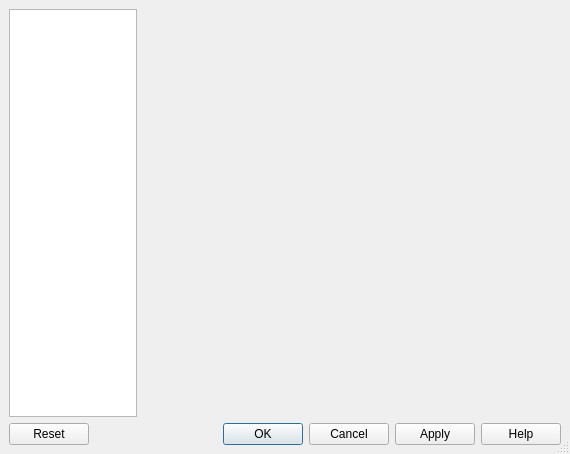
The window that src/Gui/DlgPreferences.ui (southseact-3d/fcd) describes before a commit, drawn with Qt 5.
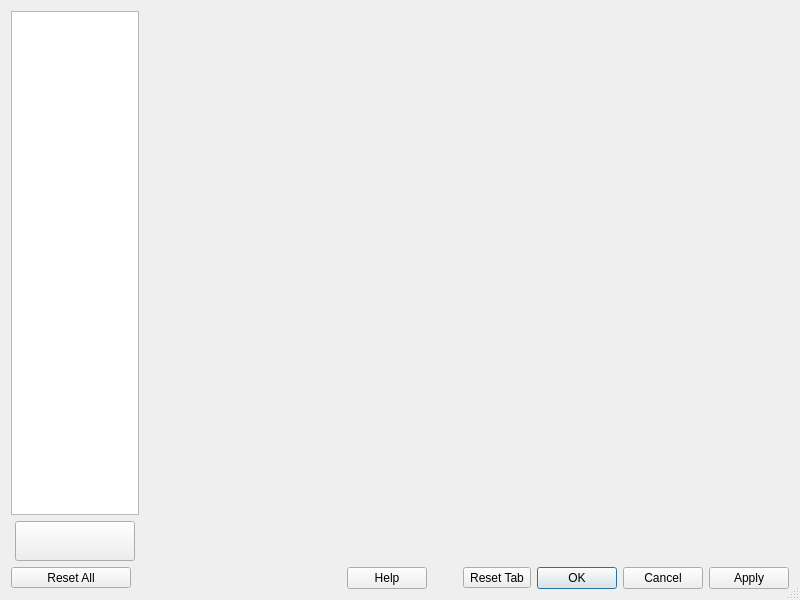
The same window after the commit.

Commit message:
[Feature Request] [Core] [Preferences] [UI/UX] Buttons to reset default values of Pages/Groups (#10688)
 * Gui: added buttons to restore the default values of the selected Tab or Group
 * reformatted texts for better translations
 * Morphed buttons from QPushButton to QToolButton
 * added code to resize items list and buttons on language change

Diff of the .ui file:
```diff
--- a/src/Gui/DlgPreferences.ui
+++ b/src/Gui/DlgPreferences.ui
@@ -6,8 +6,8 @@
    <rect>
     <x>0</x>
     <y>0</y>
-    <width>570</width>
-    <height>454</height>
+    <width>800</width>
+    <height>600</height>
    </rect>
   </property>
   <property name="windowTitle">
@@ -19,22 +19,73 @@
   <property name="modal">
    <bool>true</bool>
   </property>
-  <layout class="QGridLayout">
-   <property name="margin">
-    <number>9</number>
-   </property>
-   <property name="spacing">
-    <number>6</number>
-   </property>
-   <item row="0" column="0">
+  <layout class="QGridLayout" name="gridLayout">
+   <item row="1" column="0" alignment="Qt::AlignHCenter">
+    <widget class="QToolButton" name="buttonResetAll">
+     <property name="sizePolicy">
+      <sizepolicy hsizetype="MinimumExpanding" vsizetype="Fixed">
+       <horstretch>0</horstretch>
+       <verstretch>0</verstretch>
+      </sizepolicy>
+     </property>
+     <property name="minimumSize">
+      <size>
+       <width>120</width>
+       <height>0</height>
+      </size>
+     </property>
+     <property name="maximumSize">
+      <size>
+       <width>128</width>
+       <height>16777215</height>
+      </size>
+     </property>
+     <property name="text">
+      <string>Reset All</string>
+     </property>
+    </widget>
+   </item>
+   <item row="1" column="1">
+    <widget class="QDialogButtonBox" name="buttonBox_2">
+     <property name="standardButtons">
+      <set>QDialogButtonBox::Help</set>
+     </property>
+    </widget>
+   </item>
+   <item row="1" column="8" alignment="Qt::AlignRight">
+    <widget class="QDialogButtonBox" name="buttonBox">
+     <property name="standardButtons">
+      <set>QDialogButtonBox::Apply|QDialogButtonBox::Cancel|QDialogButtonBox::Ok</set>
+     </property>
+    </widget>
+   </item>
+   <item row="1" column="7">
+    <widget class="QToolButton" name="buttonResetTab">
+     <property name="text">
+      <string>Reset Tab</string>
+     </property>
+    </widget>
+   </item>
+   <item row="0" column="0" colspan="9">
     <layout class="QHBoxLayout">
      <property name="spacing">
       <number>6</number>
      </property>
-     <property name="margin">
+     <property name="leftMargin">
+      <number>0</number>
+     </property>
+     <property name="topMargin">
+      <number>0</number>
+     </property>
+     <property name="rightMargin">
+      <number>0</number>
+     </property>
+     <property name="bottomMargin">
       <number>0</number>
      </property>
      <item>
+      <layout class="QVBoxLayout" name="listBoxVL">
+       <item alignment="Qt::AlignHCenter">
       <widget class="QListWidget" name="listBox">
        <property name="sizePolicy">
         <sizepolicy hsizetype="Fixed" vsizetype="Expanding">
@@ -75,20 +126,37 @@
        <property name="viewMode">
         <enum>QListView::IconMode</enum>
        </property>
-      </widget>
+         <property name="itemAlignment">
+          <set>Qt::AlignVCenter</set>
+         </property>
+        </widget>
+       </item>
+       <item alignment="Qt::AlignHCenter">
+        <widget class="QToolButton" name="buttonResetGroup">
+         <property name="sizePolicy">
+          <sizepolicy hsizetype="Fixed" vsizetype="Minimum">
+           <horstretch>0</horstretch>
+           <verstretch>0</verstretch>
+          </sizepolicy>
+         </property>
+         <property name="minimumSize">
+          <size>
+           <width>120</width>
+           <height>40</height>
+          </size>
+         </property>
+         <property name="text">
+          <string notr="true"/>
+         </property>
+        </widget>
+       </item>
+      </layout>
      </item>
      <item>
       <widget class="QStackedWidget" name="tabWidgetStack"/>
      </item>
     </layout>
    </item>
-   <item row="1" column="0">
-    <widget class="QDialogButtonBox" name="buttonBox">
-     <property name="standardButtons">
-      <set>QDialogButtonBox::Apply|QDialogButtonBox::Cancel|QDialogButtonBox::Help|QDialogButtonBox::Ok|QDialogButtonBox::Reset</set>
-     </property>
-    </widget>
-   </item>
   </layout>
  </widget>
  <layoutdefault spacing="6" margin="11"/>
```
Left out of the diff: 6 changed lines with no effect on the pictures. Lines whose indentation alone changed are shown as unchanged. The commit also changes 2 other files.
